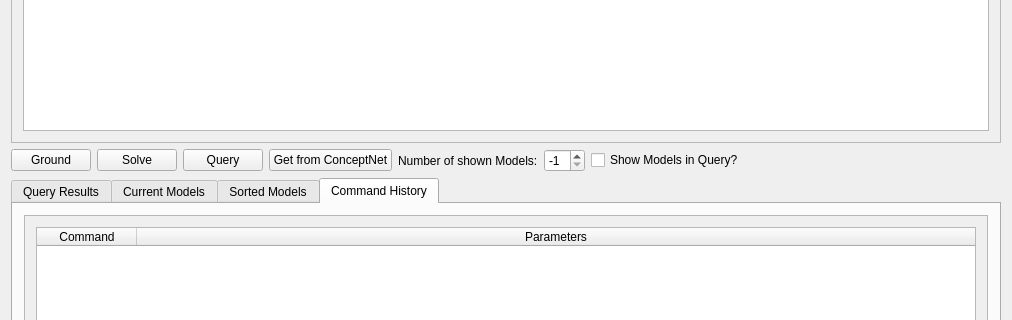
First picture: the form in concept_net_gui/ui/conceptnetgui.ui, repository alica-labs/aspsuite, before the edit; both pictures show x 0 to 1012 and y 229 to 549 of the 1012 by 760 pixel window.
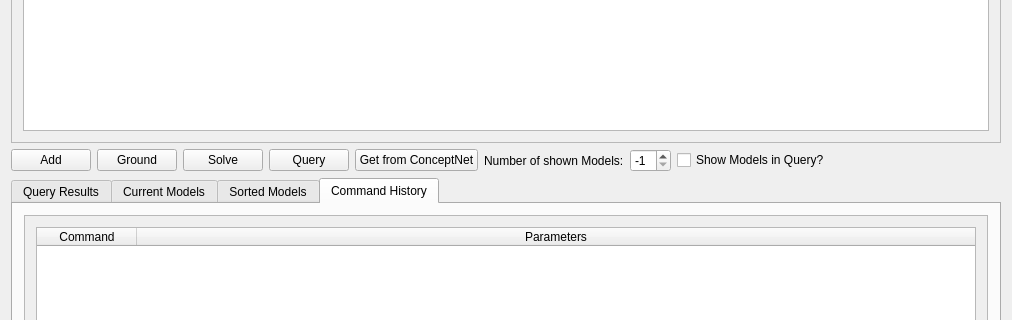
Second picture: the form after the edit.

Patch:
```diff
--- a/concept_net_gui/ui/conceptnetgui.ui
+++ b/concept_net_gui/ui/conceptnetgui.ui
@@ -42,6 +42,13 @@
     </item>
     <item>
      <layout class="QHBoxLayout" name="horizontalLayout">
+      <item>
+       <widget class="QPushButton" name="addBtn">
+        <property name="text">
+         <string>Add</string>
+        </property>
+       </widget>
+      </item>
       <item>
        <widget class="QPushButton" name="groundBtn">
         <property name="text">
```
